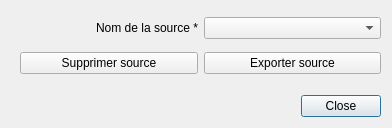
The window that forms/Ui_export_delete_road_dialog.ui (datagistips/territoires-ville.TempusAccess) describes before a commit, drawn with Qt 5.
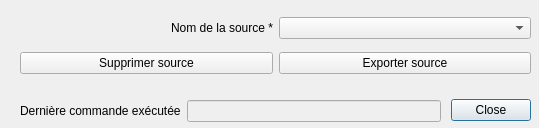
The same window after the commit.

The edit to the form file:
```diff
--- a/forms/Ui_export_delete_road_dialog.ui
+++ b/forms/Ui_export_delete_road_dialog.ui
@@ -6,7 +6,7 @@
    <rect>
     <x>0</x>
     <y>0</y>
-    <width>392</width>
+    <width>539</width>
     <height>128</height>
    </rect>
   </property>
@@ -16,10 +16,10 @@
   <widget class="QDialogButtonBox" name="buttonBox">
    <property name="geometry">
     <rect>
-     <x>200</x>
+     <x>350</x>
      <y>90</y>
      <width>181</width>
-     <height>32</height>
+     <height>41</height>
     </rect>
    </property>
    <property name="orientation">
@@ -34,7 +34,7 @@
     <rect>
      <x>20</x>
      <y>10</y>
-     <width>361</width>
+     <width>511</width>
      <height>71</height>
     </rect>
    </property>
@@ -68,6 +68,32 @@
     </item>
    </layout>
   </widget>
+  <widget class="QWidget" name="layoutWidget">
+   <property name="geometry">
+    <rect>
+     <x>20</x>
+     <y>100</y>
+     <width>421</width>
+     <height>22</height>
+    </rect>
+   </property>
+   <layout class="QHBoxLayout" name="horizontalLayout">
+    <item>
+     <widget class="QLabel" name="label_5">
+      <property name="text">
+       <string>Dernière commande exécutée</string>
+      </property>
+     </widget>
+    </item>
+    <item>
+     <widget class="QLineEdit" name="lineEditCommand">
+      <property name="enabled">
+       <bool>false</bool>
+      </property>
+     </widget>
+    </item>
+   </layout>
+  </widget>
  </widget>
  <resources/>
  <connections>
```
